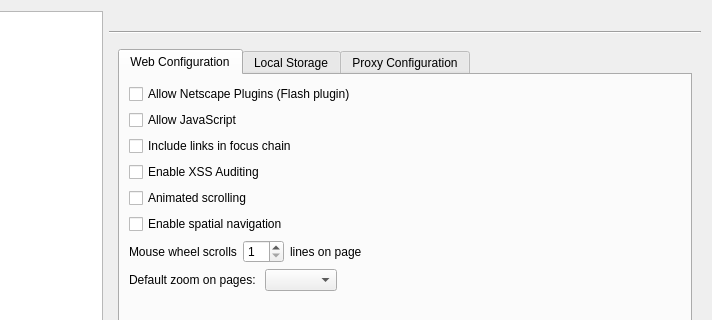
Above: src/lib/preferences/preferences.ui from QupZilla/qupzilla before the change; both pictures show x 128 to 840 and y 0 to 320 of the 840 by 550 pixel window. Below: the same form after it.
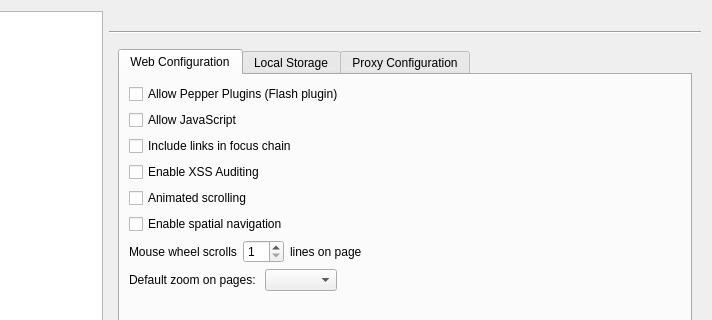
That is the form after the change. The open tabs and pages were chosen to show the change. Custom widgets are drawn as their Qt base class.

Commit message:
Preferences: Replace "Netscape plugins" -> "Pepper plugins"
Only Pepper API plugins are supported by QtWebEngine.

The edit to the form file:
```diff
--- a/src/lib/preferences/preferences.ui
+++ b/src/lib/preferences/preferences.ui
@@ -1066,7 +1066,7 @@
                  <item>
                   <widget class="QCheckBox" name="allowPlugins">
                    <property name="text">
-                    <string>Allow Netscape Plugins (Flash plugin)</string>
+                    <string>Allow Pepper Plugins (Flash plugin)</string>
                    </property>
                   </widget>
                  </item>
```
The commit also changes 1 other file.
